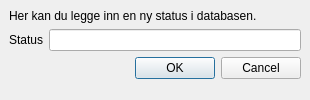
The window that src/QT/jobber/jobber/newstatus.ui (andersbo87/sources) describes before a commit, drawn with Qt 5.
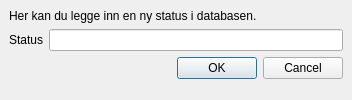
The same window after the commit.

Commit message: Endringer i GUI-en for å se til at teksten i etikettene passer i Ubuntu.

```diff
--- a/src/QT/jobber/jobber/newstatus.ui
+++ b/src/QT/jobber/jobber/newstatus.ui
@@ -29,13 +29,13 @@
    <rect>
     <x>0</x>
     <y>0</y>
-    <width>310</width>
+    <width>352</width>
     <height>100</height>
    </rect>
   </property>
   <property name="minimumSize">
    <size>
-    <width>310</width>
+    <width>352</width>
     <height>100</height>
    </size>
   </property>
```
Left out of the diff: 23 changed lines with no effect on the pictures. The commit also changes 6 other files.
